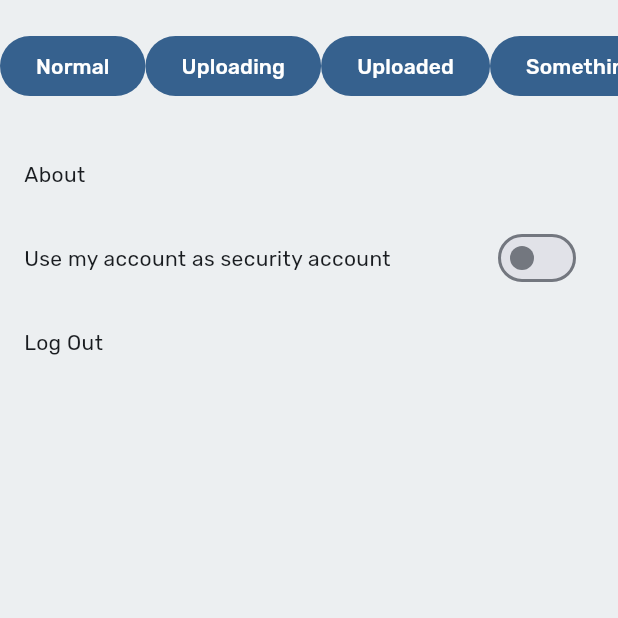
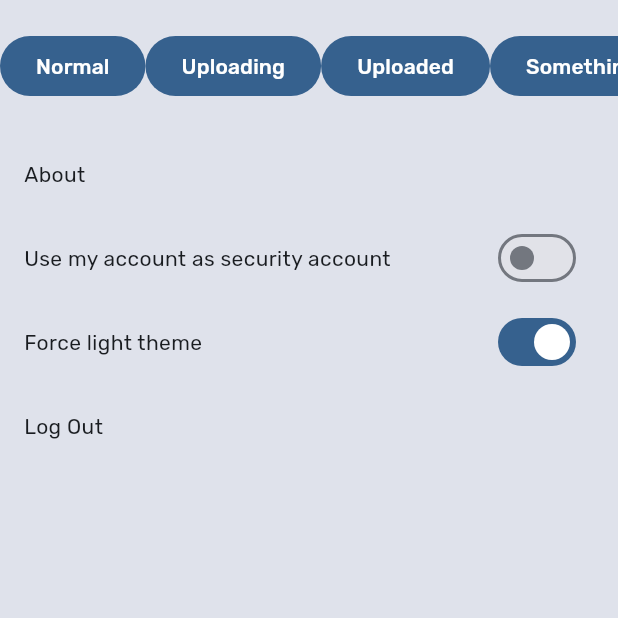
Before and after one commit to darrylad/LoFo, a Flutter app: the MorePage screen opened directly, on a phone screen of 412 x 824 dp, the top half of it. Run offline on Flutter 3.47's test engine with Material 3 defaults, Android fonts, the phone set to English and light mode, and no system bars; our stand-ins replace firebase_auth, firebase_core, google_sign_in, image_picker, photo_view, popover and 1 more; accounts and stored records are empty; generated files the repository leaves out were written again.

Commit message:
major refinements to dark theme

```diff
--- a/lib/backend/login_details.dart
+++ b/lib/backend/login_details.dart
@@ -6,6 +6,7 @@ import 'package:lofo/components/navigation.dart';
 import 'package:lofo/main.dart';
 import 'package:lofo/pages/login_page.dart';
 import 'package:lofo/login_verification.dart';
+import 'package:lofo/pages/more_page.dart';
 import 'package:lofo/security_layouts/security_components/security_app_bar.dart';
 import 'package:lofo/security_layouts/security_pages/security_layout.dart';
 import 'package:lofo/theme/default_theme.dart';
@@ -42,6 +43,7 @@ Future<void> saveLoginDetails() async {
 
 Future<void> getLoginDetails() async {
   SharedPreferences prefs = await SharedPreferences.getInstance();
+  forceLightTheme.value = prefs.getBool('forceLightTheme') ?? true;
   isUserLoggedIn = prefs.getBool('isUserLoggedIn') ?? false;
   loginID = prefs.getString('savedLoginID') ?? '';
   userName = prefs.getString('savedUserName') ?? '';
@@ -275,6 +277,8 @@ class LoginImageButton extends StatelessWidget {
 
   @override
   Widget build(BuildContext context) {
+    themeData = Theme.of(context);
+    colorScheme = themeData.colorScheme;
     return GestureDetector(
       onTap: (isUserLoggedIn)
           ? () {
@@ -283,7 +287,7 @@ class LoginImageButton extends StatelessWidget {
                   shadow: const [
                     BoxShadow(color: Colors.black26, blurRadius: 10)
                   ],
-                  backgroundColor: colorScheme.background,
+                  backgroundColor: themeData.colorScheme.background,
                   barrierColor: Colors.blueGrey[200]!.withOpacity(0.2),
                   transition: PopoverTransition.other,
                   radius: 13,
--- a/lib/components/basic_text_box.dart
+++ b/lib/components/basic_text_box.dart
@@ -39,7 +39,7 @@ class BasicTextBox extends StatelessWidget {
               color: Colors.transparent,
             ),
             borderRadius: BorderRadius.circular(3)),
-        fillColor: themeData.colorScheme.surfaceVariant,
+        fillColor: themeData.colorScheme.tertiary,
         filled: true,
         labelText: labelText,
         labelStyle: TextStyle(
--- a/lib/components/basic_text_form_field.dart
+++ b/lib/components/basic_text_form_field.dart
@@ -76,7 +76,7 @@ class _BasicTextFormFieldState extends State<BasicTextFormField> {
         //   borderRadius: BorderRadius.circular(5),
         //   gapPadding: 0,
         // ),
-        fillColor: colorScheme.surfaceVariant,
+        fillColor: colorScheme.tertiary,
         filled: true,
         labelText: widget.labelText,
         labelStyle: TextStyle(
--- a/lib/components/letter_card.dart
+++ b/lib/components/letter_card.dart
@@ -67,7 +67,7 @@ Column cardLayout(
       posterInfoRow(cardCategory, posterImage, cardName, cardPostedAt),
       const SizedBox(height: 10),
       Container(
-        color: themeData.colorScheme.surfaceVariant,
+        color: themeData.colorScheme.tertiary,
         child: Padding(
           padding: const EdgeInsets.all(10),
           child: Column(
--- a/lib/pages/more_page.dart
+++ b/lib/pages/more_page.dart
@@ -6,8 +6,11 @@ import 'package:lofo/login_verification.dart';
 import 'package:lofo/main.dart';
 import 'package:lofo/pages/about_page.dart';
 import 'package:lofo/security_layouts/security_components/security_app_bar.dart';
+import 'package:shared_preferences/shared_preferences.dart';
 
 bool useMyAccountAsSecurityAccount = false;
+
+ValueNotifier<bool> forceLightTheme = ValueNotifier<bool>(true);
 
 class MorePage extends StatefulWidget {
   const MorePage({super.key});
@@ -16,7 +19,14 @@ class MorePage extends StatefulWidget {
   State<MorePage> createState() => _MorePageState();
 }
 
+bool showForceLightThemeSubtitle = false;
+
 class _MorePageState extends State<MorePage> {
+  saveForceLightTheme() async {
+    SharedPreferences prefs = await SharedPreferences.getInstance();
+    prefs.setBool('forceLightTheme', forceLightTheme.value);
+  }
+
   @override
   Widget build(BuildContext context) {
     themeData = Theme.of(context);
@@ -73,6 +83,22 @@ class _MorePageState extends State<MorePage> {
             debugPrint(
                 'useMyAccountAsSecurityAccount: $useMyAccountAsSecurityAccount');
             debugPrint('securityAccountEmail: $securityAccountEmail');
+          }),
+      SwitchListTile(
+          value: forceLightTheme.value,
+          title: Text(
+            'Force light theme',
+            style: themeData.textTheme.bodyMedium,
+          ),
+          subtitle: (showForceLightThemeSubtitle)
+              ? const Text('Restart to fully apply theme')
+              : null,
+          onChanged: (value) {
+            setState(() {
+              forceLightTheme.value = value;
+              showForceLightThemeSubtitle = true;
+            });
+            saveForceLightTheme();
           }),
       ListTile(
         title: Text(
--- a/lib/pages/new_post.dart
+++ b/lib/pages/new_post.dart
@@ -282,7 +282,7 @@ class _NewPostPageState extends State<NewPostPage> {
               color: Colors.transparent,
             ),
             borderRadius: BorderRadius.circular(8)),
-        fillColor: themeData.colorScheme.surfaceVariant,
+        fillColor: themeData.colorScheme.tertiary,
         filled: true,
       ),
     );
--- a/lib/security_layouts/security_components/security_letter_card.dart
+++ b/lib/security_layouts/security_components/security_letter_card.dart
@@ -64,6 +64,7 @@ Column securityCardLayout(
     Image? cardImage,
     Image posterImage,
     BuildContext context) {
+  themeData = Theme.of(context);
   return Column(
     children: [
       const SizedBox(height: 20),
@@ -71,7 +72,7 @@ Column securityCardLayout(
           cardCategory, posterImage, cardName, cardPostedAt),
       const SizedBox(height: 10),
       Container(
-        color: colorScheme.surfaceVariant,
+        color: themeData.colorScheme.tertiary,
         child: Padding(
           padding: const EdgeInsets.all(10),
           child: Column(
--- a/lib/security_layouts/security_pages/security_layout.dart
+++ b/lib/security_layouts/security_pages/security_layout.dart
@@ -59,7 +59,7 @@ class _SecurityLayoutState extends State<SecurityLayout> {
   BottomNavigationBar securityBottomNavigationBar() {
     return BottomNavigationBar(
       backgroundColor: securityColorScheme.background,
-      unselectedItemColor: securityColorScheme.surfaceVariant,
+      unselectedItemColor: securityColorScheme.onSurface.withOpacity(0.5),
       selectedItemColor: securityColorScheme.primary,
       items: const <BottomNavigationBarItem>[
         BottomNavigationBarItem(
--- a/lib/security_layouts/security_pages/security_new_post_page.dart
+++ b/lib/security_layouts/security_pages/security_new_post_page.dart
@@ -262,7 +262,7 @@ class _SecurityNewPostPageState extends State<SecurityNewPostPage> {
               color: Colors.transparent,
             ),
             borderRadius: BorderRadius.circular(8)),
-        fillColor: colorScheme.surfaceVariant,
+        fillColor: colorScheme.tertiary,
         filled: true,
       ),
     );
--- a/lib/theme/dark_theme.dart
+++ b/lib/theme/dark_theme.dart
@@ -12,7 +12,7 @@ ThemeData darkThemeData = ThemeData(
   colorScheme: ColorScheme.fromSeed(
     seedColor: Colors.blue,
     brightness: Brightness.dark,
-    surfaceVariant: const Color.fromARGB(255, 11, 14, 16),
+    tertiary: const Color.fromARGB(255, 11, 14, 16),
   ),
   scaffoldBackgroundColor: darkThemeScaffoldBackgroundColor,
   // textTheme: GoogleFonts.manropeTextTheme(),
--- a/lib/theme/default_theme.dart
+++ b/lib/theme/default_theme.dart
@@ -5,16 +5,19 @@ import 'package:lofo/main.dart';
 List<String> fonts = ['Manrope', 'Rubik'];
 int fontIndex = 1;
 // ColorScheme colorScheme = ColorScheme.fromSeed(seedColor: Colors.blue);
-Color? lightThemeScaffoldBackgroundColor = Colors.blueGrey[50];
+Color? lightThemeScaffoldBackgroundColor =
+    const Color.fromARGB(255, 219, 226, 230);
 ColorScheme blueColorScheme = ColorScheme.fromSeed(seedColor: Colors.blue);
 
 ThemeData lightThemeData = ThemeData(
   useMaterial3: true,
   colorScheme: ColorScheme.fromSeed(
-      seedColor: Colors.blue,
-      brightness: Brightness.light,
-      surfaceVariant: blueColorScheme.background),
-  scaffoldBackgroundColor: lightThemeScaffoldBackgroundColor,
+    seedColor: Colors.blue,
+    brightness: Brightness.light,
+    // surfaceVariant: blueColorScheme.background,
+    tertiary: blueColorScheme.background,
+  ),
+  scaffoldBackgroundColor: blueColorScheme.surfaceVariant,
 
   // textTheme: GoogleFonts.manropeTextTheme(),
 
```
Also changed, not shown: lib/components/button.dart (+8 -6 lines), lib/main.dart (+6 -1 lines).
